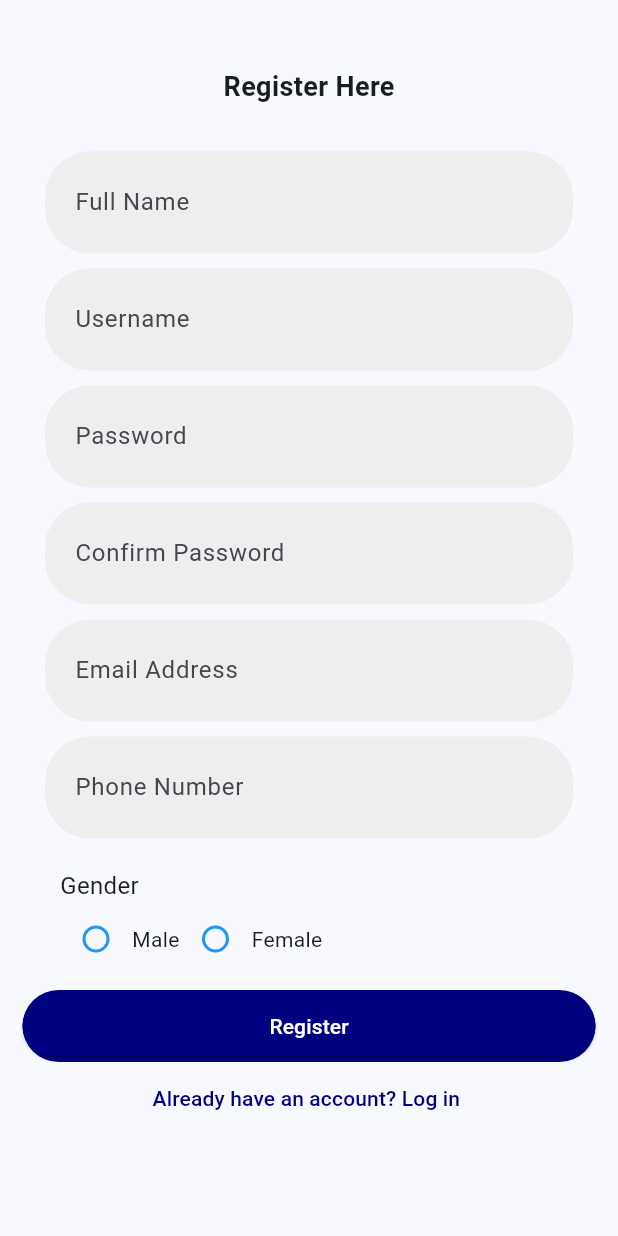
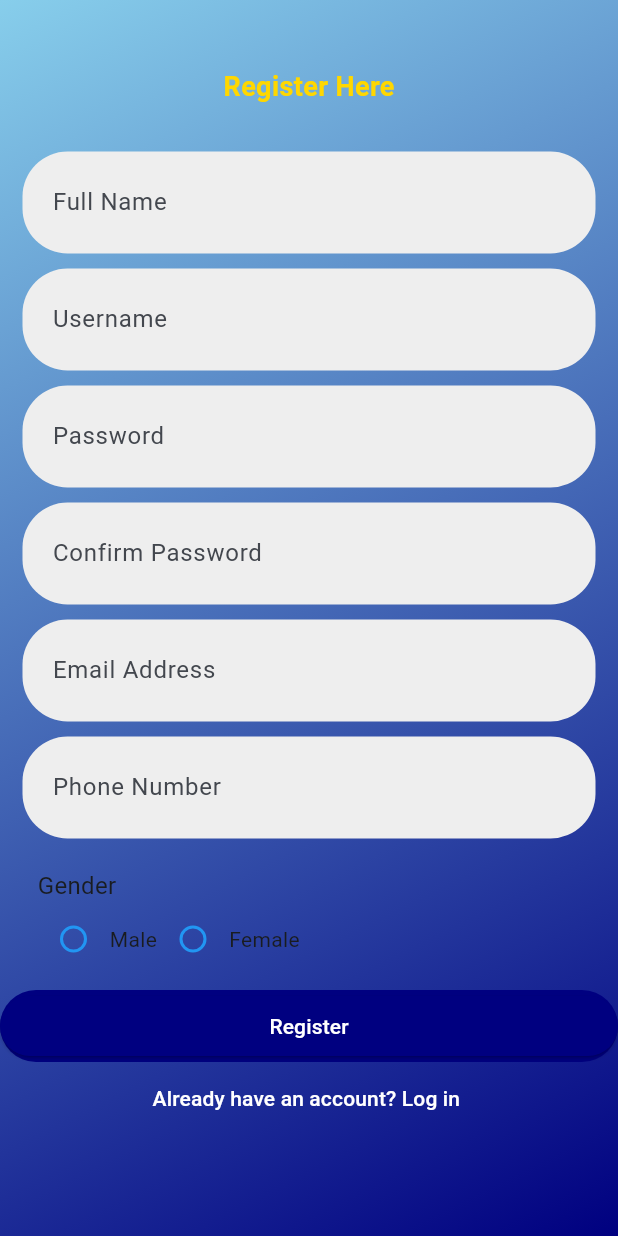
Before and after one commit to Kogey24/DemoCooperativeSocietyApp, a Flutter app: the screen it shows after launch, after a tap on "Sign Up", after a tap on "Don't have an account? Sign In", on a phone screen of 412 x 824 dp. Run offline on Flutter 3.47's test engine with Material 3 defaults, Android fonts, the light colour scheme and no system bars; our stand-ins replace flutter_riverpod, getwidget.

Commit message:
Design commits for the same layout

```diff
--- a/lib/Pages/sign_in.dart
+++ b/lib/Pages/sign_in.dart
@@ -12,16 +12,29 @@ class _SignInState extends State<SignIn> {
   @override
   Widget build(BuildContext context) {
     return Scaffold(
-      body: SingleChildScrollView(
+      body: Container(
+        height: double.infinity,
+        decoration: const BoxDecoration(
+          gradient: LinearGradient(
+            begin: Alignment.topLeft,
+            end: Alignment.bottomRight,
+            colors: [Color(0xFF87CEEB), Color(0xFF000080)],
+          ),
+        ),
+        child: SingleChildScrollView(
           child: Form(
             child: Container(
-            margin: const EdgeInsets.fromLTRB(15, 45, 15, 0),
+              margin: const EdgeInsets.fromLTRB(0, 45, 0, 0),
               child: Column(
                 mainAxisAlignment: MainAxisAlignment.start,
                 children: <Widget>[
                   const Text(
                     "Register Here",
-                  style: TextStyle(fontSize: 18, fontWeight: FontWeight.bold),
+                    style: TextStyle(
+                      fontSize: 18,
+                      fontWeight: FontWeight.bold,
+                      color: Color(0xFFFFD700),
+                    ),
                   ),
                   Container(
                     margin: const EdgeInsets.fromLTRB(15, 30, 15, 0),
@@ -203,7 +216,7 @@ class _SignInState extends State<SignIn> {
                     },
                     child: const Text(
                       "Already have an account? Log in ",
-                    style: TextStyle(color: Color(0xFF000080)),
+                      style: TextStyle(color: Colors.white),
                     ),
                   ),
                 ],
@@ -211,6 +224,7 @@ class _SignInState extends State<SignIn> {
             ),
           ),
         ),
+      ),
     );
   }
 }
--- a/lib/Pages/sign_up.dart
+++ b/lib/Pages/sign_up.dart
@@ -21,14 +21,33 @@ class _SignupPagestate extends ConsumerState<SignUpPage> {
   @override
   Widget build(BuildContext context) {
     return Scaffold(
-      body: SingleChildScrollView(
+      body: Container(
+        height: double.infinity,
+        decoration: const BoxDecoration(
+          gradient: LinearGradient(
+            begin: Alignment.topLeft,
+            end: Alignment.bottomRight,
+            colors: [Color(0xFF87CEEB), Color(0xFF000080)],
+          ),
+        ),
+        child: SingleChildScrollView(
           child: Container(
             alignment: Alignment.center,
-          margin: const EdgeInsets.fromLTRB(5, 180, 5, 150),
+            margin: const EdgeInsets.fromLTRB(5, 220, 5, 0),
             padding: const EdgeInsets.symmetric(vertical: 10),
             decoration: BoxDecoration(
-            color: Color(0xFF000080),
+              gradient: const LinearGradient(
+                colors: [Color(0xFF000080), Color(0xFF001F4D)],
+              ),
               borderRadius: BorderRadius.circular(30),
+              boxShadow: [
+                BoxShadow(
+                  color: Colors.black,
+                  spreadRadius: 5,
+                  blurRadius: 7,
+                  offset: const Offset(0, 3),
+                ),
+              ],
             ),
 
             child: Form(
@@ -134,7 +153,7 @@ class _SignupPagestate extends ConsumerState<SignUpPage> {
                     },
                     child: const Text(
                       "Don't have an account? Sign In",
-                    style: TextStyle(color: Colors.blue),
+                      style: TextStyle(color: Colors.white),
                     ),
                   ),
                 ],
@@ -142,6 +161,7 @@ class _SignupPagestate extends ConsumerState<SignUpPage> {
             ),
           ),
         ),
+      ),
     );
   }
 }
--- a/pubspec.yaml
+++ b/pubspec.yaml
@@ -31,6 +31,4 @@ flutter:
   uses-material-design: true
 
   assets:
-    - assets/close-top-view-diverse-businesspeople-260nw-1667439709.webp
-    - assets/saving.jpg
-    - assets/loans.jpg
+    - assets/
```
Also changed, not shown: lib/Home.dart (+90 -19 lines). Lines whose indentation alone changed are shown as unchanged.
